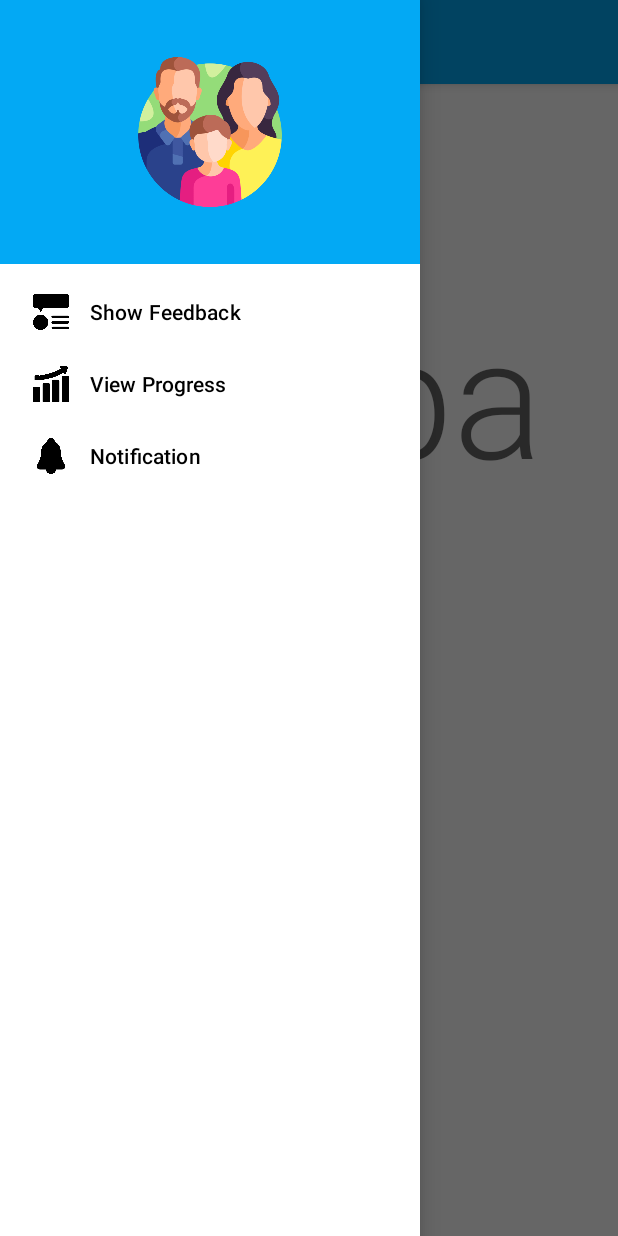
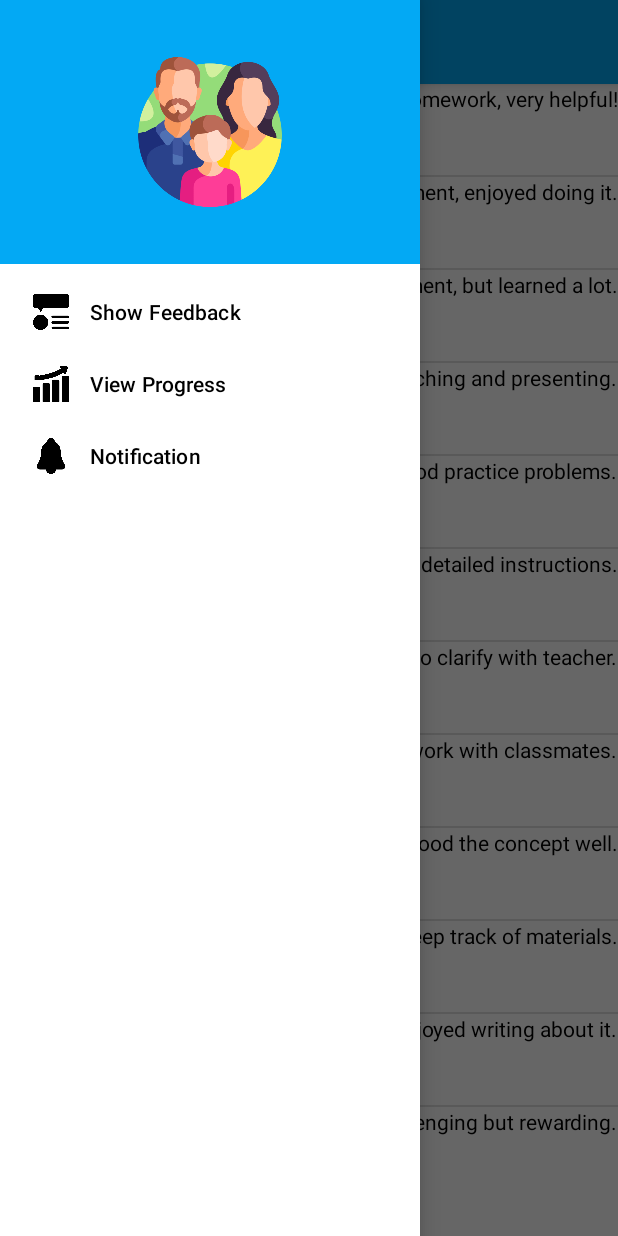
Before and after one commit to hafeez-solutionriver/Easy-Assessment-Parent-Teacher-Communcation-Mobile-APP, an Android app: the ShowFeedbackParentFragment screen opened directly, with no data from a screen before it, with the side drawer open, on a phone screen of 412 x 824 dp. Run offline under Robolectric (Android 15) with nearby library versions, the phone set to English and light mode, and no system bars.

Commit message:
Added custom list view

```diff
--- a/app/src/main/java/com/example/asaanassessment/ShowFeedbackParentFragment.kt
+++ b/app/src/main/java/com/example/asaanassessment/ShowFeedbackParentFragment.kt
@@ -1,12 +1,15 @@
 package com.example.asaanassessment
 
 
+
+import android.content.Context
 import android.os.Bundle
 import androidx.fragment.app.Fragment
 import android.view.LayoutInflater
 import android.view.View
 import android.view.ViewGroup
 import android.widget.*
+import androidx.appcompat.app.AlertDialog
 
 
 class ShowFeedbackParentFragment : Fragment(){
@@ -26,10 +29,71 @@ class ShowFeedbackParentFragment : Fragment(){
         val view = inflater.inflate(R.layout.fragment_show_feedback_parent, container, false)
 
 
+        val listView = view.findViewById<ListView>(R.id.list_view_parent_showFeedback)
 
+        val itemList = listOf(
+            CustomListItem("Maths", "Chapter 1", "John (123)", "Great homework, very helpful!"),
+            CustomListItem("Science", "Experiment 3", "Emma (234)", "Interesting experiment, enjoyed doing it."),
+            CustomListItem("English", "Essay Writing", "David (345)", "Tough assignment, but learned a lot."),
+            CustomListItem("Social Studies", "Project Work", "Sophie (456)", "Enjoyed researching and presenting."),
+            CustomListItem("Maths", "Chapter 1", "John (123)", "Good practice problems."),
+            CustomListItem("Science", "Exp# 3", "Emma (234)", "Could have used more detailed instructions."),
+            CustomListItem("English", "Essay Writing", "David (345)", "Confusing prompt, had to clarify with teacher."),
+            CustomListItem("Social Studies", "Project Work", "Sophie (456)", "Fun project, got to work with classmates."),
+            CustomListItem("Maths", "Chapter 1", "John (123)", "Clear explanations, understood the concept well."),
+            CustomListItem("Science", "Exp# 3", "Emma (234)", "Messy experiment, hard to keep track of materials."),
+            CustomListItem("English", "Essay Writing", "David (345)", "Interesting topic, enjoyed writing about it."),
+            CustomListItem("Social Studies", "Project Work", "Sophie (456)", "Group work was challenging but rewarding.")
+        )
+
+        val adapter = CustomListAdapter(requireContext(), itemList)
+        listView.adapter = adapter
+
+
+
+        listView.onItemClickListener =
+            AdapterView.OnItemClickListener { parent, view, position, id ->
+                val selectedItem = listView.getItemAtPosition(position) as CustomListItem
+                val review = selectedItem.review
+
+                val alertDialog = AlertDialog.Builder(requireContext()).create()
+                alertDialog.setTitle("Review")
+                alertDialog.setMessage(review)
+
+
+                alertDialog.show()
+            }
         return view
         //
     }
 
 
 }
+
+class CustomListAdapter(private val context: Context, private val data: List<CustomListItem>) :
+    ArrayAdapter<CustomListItem>(context, R.layout.custom_list_view_parent, data) {
+
+    override fun getView(position: Int, convertView: View?, parent: ViewGroup): View {
+        val itemView = convertView ?: LayoutInflater.from(context)
+            .inflate(R.layout.custom_list_view_parent, parent, false)
+
+        val subjectTextView = itemView.findViewById<TextView>(R.id.subject_name)
+        val homeworkTextView = itemView.findViewById<TextView>(R.id.homework_name)
+        val studentTextView = itemView.findViewById<TextView>(R.id.student_name_with_id)
+        val reviewTextView = itemView.findViewById<TextView>(R.id.review)
+        val currentItem = data[position]
+
+        subjectTextView.text = currentItem.subjectName
+        homeworkTextView.text = currentItem.homeworkName
+        studentTextView.text = currentItem.studentNameWithId
+            reviewTextView.text=currentItem.review
+        return itemView
+    }
+}
+
+data class CustomListItem(
+    val subjectName: String,
+    val homeworkName: String,
+    val studentNameWithId: String,
+    val review:String
+)
--- /dev/null
+++ b/app/src/main/res/layout/custom_list_view_parent.xml
@@ -0,0 +1,49 @@
+<?xml version="1.0" encoding="utf-8"?>
+<LinearLayout
+    xmlns:android="http://schemas.android.com/apk/res/android"
+    android:orientation="horizontal"
+    android:layout_width="match_parent"
+    android:layout_height="wrap_content">
+
+    <LinearLayout
+        android:orientation="vertical"
+        android:layout_width="0dp"
+        android:layout_weight="1"
+        android:layout_height="wrap_content">
+
+        <TextView
+            android:id="@+id/subject_name"
+            android:layout_width="match_parent"
+            android:layout_height="wrap_content"
+            android:textStyle="bold"
+            android:textSize="16sp"
+            android:textColor="@android:color/black"
+            android:text="Subject Name"/>
+
+        <TextView
+            android:id="@+id/homework_name"
+            android:layout_width="match_parent"
+            android:layout_height="wrap_content"
+            android:textSize="14sp"
+            android:textColor="@android:color/black"
+            android:text="Homework Name"/>
+
+        <TextView
+            android:id="@+id/student_name_with_id"
+            android:layout_width="match_parent"
+            android:layout_height="wrap_content"
+            android:textSize="14sp"
+            android:textColor="@android:color/black"
+            android:text="Student Name with ID"/>
+
+    </LinearLayout>
+
+    <TextView
+        android:id="@+id/review"
+        android:layout_width="wrap_content"
+        android:layout_height="wrap_content"
+        android:textSize="14sp"
+        android:textColor="@android:color/black"
+        android:text="Review"/>
+
+</LinearLayout>
--- a/app/src/main/res/layout/fragment_show_feedback_parent.xml
+++ b/app/src/main/res/layout/fragment_show_feedback_parent.xml
@@ -5,10 +5,16 @@ android:layout_width="match_parent"
 android:layout_height="match_parent"
 tools:context=".ShowFeedbackParentFragment">
 
-<TextView
-    android:id="@+id/textView"
-    android:layout_width="match_parent"
-    android:layout_height="match_parent"
-    android:text="Show Feedback"
-    android:textAppearance="@style/TextAppearance.AppCompat.Display4" />
+    <LinearLayout
+        android:layout_width="match_parent"
+        android:layout_height="match_parent"
+        >
+
+
+        <ListView
+            android:id="@+id/list_view_parent_showFeedback"
+            android:layout_width="match_parent"
+            android:layout_height="wrap_content"/>
+    </LinearLayout>
+
 </FrameLayout>
```
